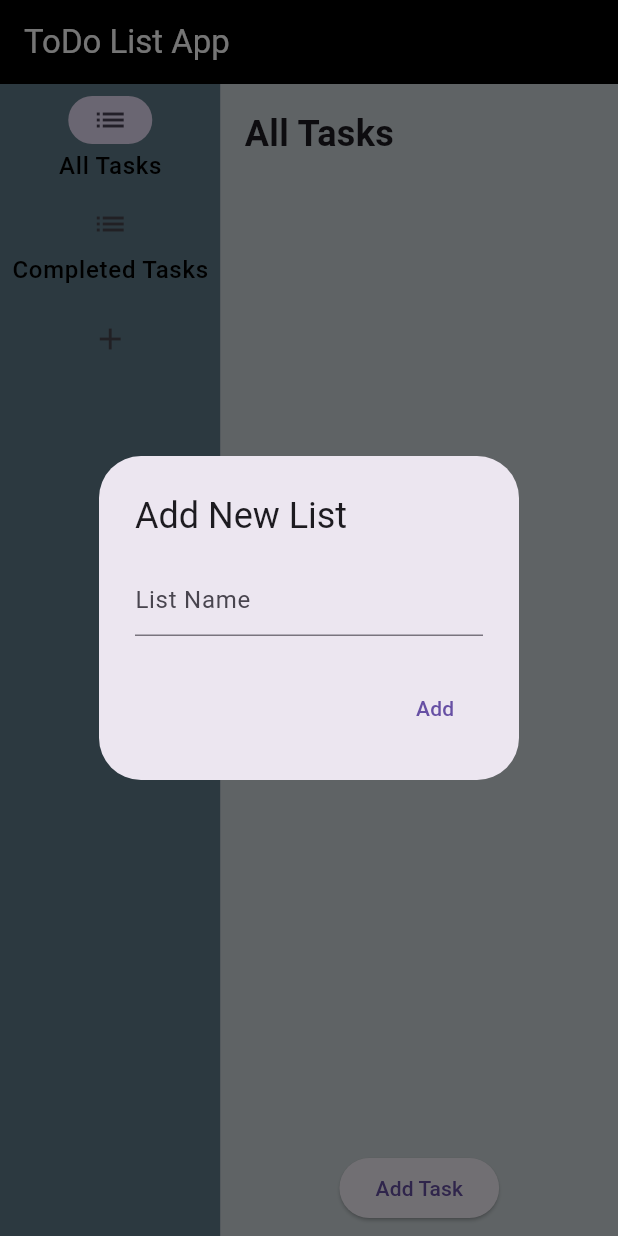
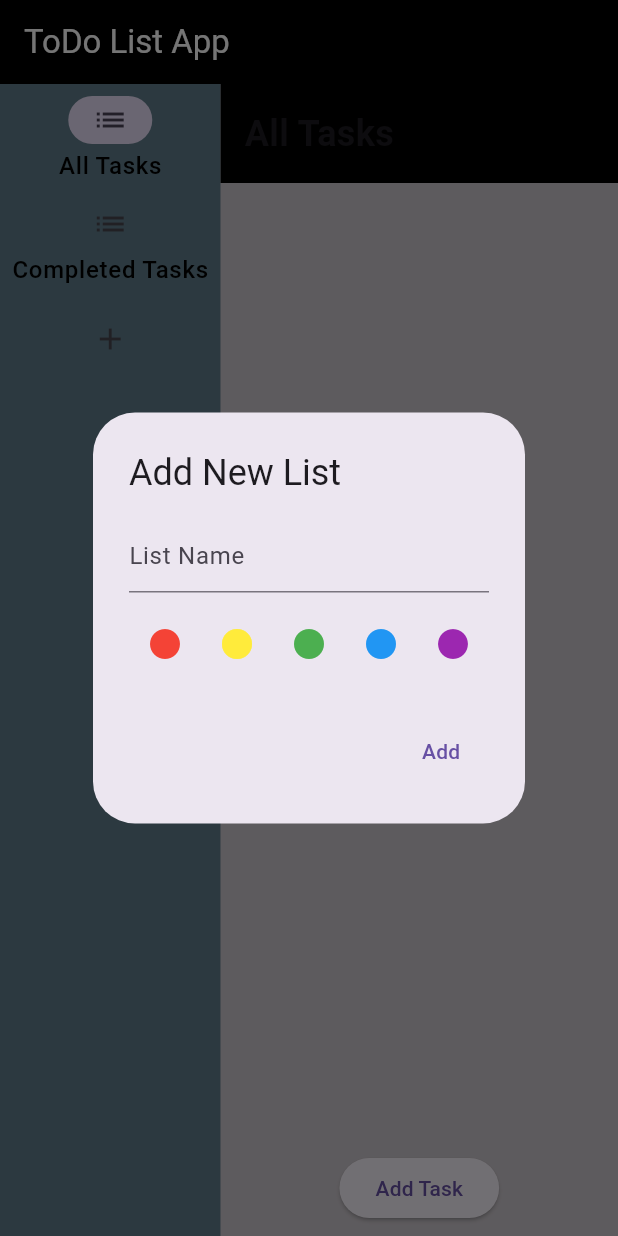
Before and after one commit to MichaelHawara/FlutterToDoList, a Flutter app: the screen it shows after launch, after a tap on the "add" icon, on a phone screen of 412 x 824 dp. Run offline on Flutter 3.47's test engine with Material 3 defaults, Android fonts, the phone set to English and light mode, and no system bars; Roboto replaces fonts that are missing (Times New Roman).

Commit message:
Added color functionality

```diff
--- a/todo_list/lib/main.dart
+++ b/todo_list/lib/main.dart
@@ -3,6 +3,8 @@ import 'package:flutter/material.dart';
 void main() => runApp(MyApp());
 
 class MyApp extends StatelessWidget {
+  const MyApp({super.key});
+
   @override
   Widget build(BuildContext context) {
     return const MaterialApp(
@@ -13,7 +15,7 @@ class MyApp extends StatelessWidget {
 }
 
 class MyHomePage extends StatefulWidget {
-  const MyHomePage({Key? key}) : super(key: key);
+  const MyHomePage({super.key});
 
   @override
   State<MyHomePage> createState() => _MyHomePageState();
@@ -82,21 +84,79 @@ class _MyHomePageState extends State<MyHomePage> {
       context: context,
       builder: (context) {
         String newListName = '';
+        Color listColor = Colors.blueGrey;
 
+        return StatefulBuilder(
+          builder: (context, setState) {
             return AlertDialog(
               title: const Text('Add New List'),
-          content: TextField(
+              content: SingleChildScrollView(
+                // Allows scrollable dialog content
+                child: Column(
+                  mainAxisSize: MainAxisSize.min,
+                  children: [
+                    TextField(
                       onChanged: (value) {
                         newListName = value;
                       },
                       decoration: const InputDecoration(hintText: "List Name"),
+                    ),
+                    const SizedBox(height: 10),
+                    Row(
+                      mainAxisAlignment: MainAxisAlignment.spaceEvenly,
+                      children: [
+                        IconButton(
+                          icon: const Icon(Icons.circle, color: Colors.red),
+                          onPressed: () {
+                            setState(() {
+                              listColor = Colors.red;
+                            });
+                          },
+                        ),
+                        IconButton(
+                          icon: const Icon(Icons.circle, color: Colors.yellow),
+                          onPressed: () {
+                            setState(() {
+                              listColor = Colors.yellow;
+                            });
+                          },
+                        ),
+                        IconButton(
+                          icon: const Icon(Icons.circle, color: Colors.green),
+                          onPressed: () {
+                            setState(() {
+                              listColor = Colors.green;
+                            });
+                          },
+                        ),
+                        IconButton(
+                          icon: const Icon(Icons.circle, color: Colors.blue),
+                          onPressed: () {
+                            setState(() {
+                              listColor = Colors.blue;
+                            });
+                          },
+                        ),
+                        IconButton(
+                          icon: const Icon(Icons.circle, color: Colors.purple),
+                          onPressed: () {
+                            setState(() {
+                              listColor = Colors.purple;
+                            });
+                          },
+                        ),
+                      ],
+                    ),
+                  ],
+                ),
               ),
               actions: [
                 TextButton(
                   onPressed: () {
                     if (newListName.isNotEmpty) {
                       setState(() {
-                    currLists.add(TaskList(name: newListName));
+                        currLists.add(
+                            TaskList(name: newListName, themeColor: listColor));
                       });
                     }
                     Navigator.of(context).pop();
@@ -104,6 +164,8 @@ class _MyHomePageState extends State<MyHomePage> {
                   child: const Text('Add'),
                 ),
               ],
+            );
+          },
         );
       },
     );
@@ -124,9 +186,13 @@ class Task {
 
 class TaskList {
   final String name;
+  final Color themeColor;
   final List<Task> tasks;
 
-  TaskList({required this.name}) : tasks = [];
+  TaskList({
+    required this.name,
+    this.themeColor = Colors.black,
+  }) : tasks = [];
 
   void addTask(Task task) {
     tasks.add(task);
@@ -144,7 +210,7 @@ class TaskList {
 class TaskListWidget extends StatefulWidget {
   final TaskList taskList;
 
-  const TaskListWidget({Key? key, required this.taskList}) : super(key: key);
+  const TaskListWidget({super.key, required this.taskList});
 
   @override
   _TaskListWidgetState createState() => _TaskListWidgetState();
@@ -153,12 +219,13 @@ class TaskListWidget extends StatefulWidget {
 class _TaskListWidgetState extends State<TaskListWidget> {
   @override
   Widget build(BuildContext context) {
+    Color lighterShade = widget.taskList.themeColor.withOpacity(0.2);
     return Column(
       children: [
         Container(
           width: double.infinity,
           padding: EdgeInsets.all(16.0),
-          color: Colors.blueGrey[100],
+          color: widget.taskList.themeColor,
           child: Text(
             widget.taskList.name,
             style: TextStyle(fontSize: 24, fontWeight: FontWeight.bold),
@@ -167,7 +234,7 @@ class _TaskListWidgetState extends State<TaskListWidget> {
         Expanded(
           child: Container(
             padding: EdgeInsets.all(8.0),
-            color: Colors.blueGrey[100],
+            color: lighterShade,
             child: Column(
               children: [
                 Expanded(
@@ -244,11 +311,10 @@ class TaskItemWidget extends StatelessWidget {
   final ValueChanged<bool?> onCheckboxChanged;
 
   const TaskItemWidget(
-      {Key? key,
+      {super.key,
       required this.task,
       required this.onDelete,
-      required this.onCheckboxChanged})
-      : super(key: key);
+      required this.onCheckboxChanged});
 
   @override
   Widget build(BuildContext context) {
```
Lines whose indentation alone changed are shown as unchanged.
